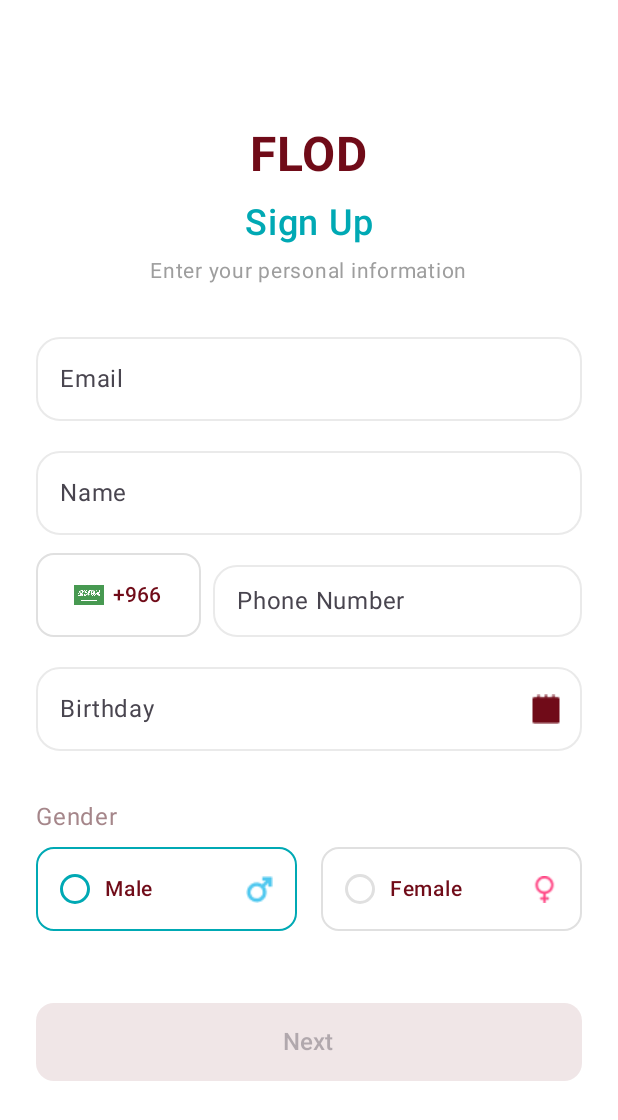
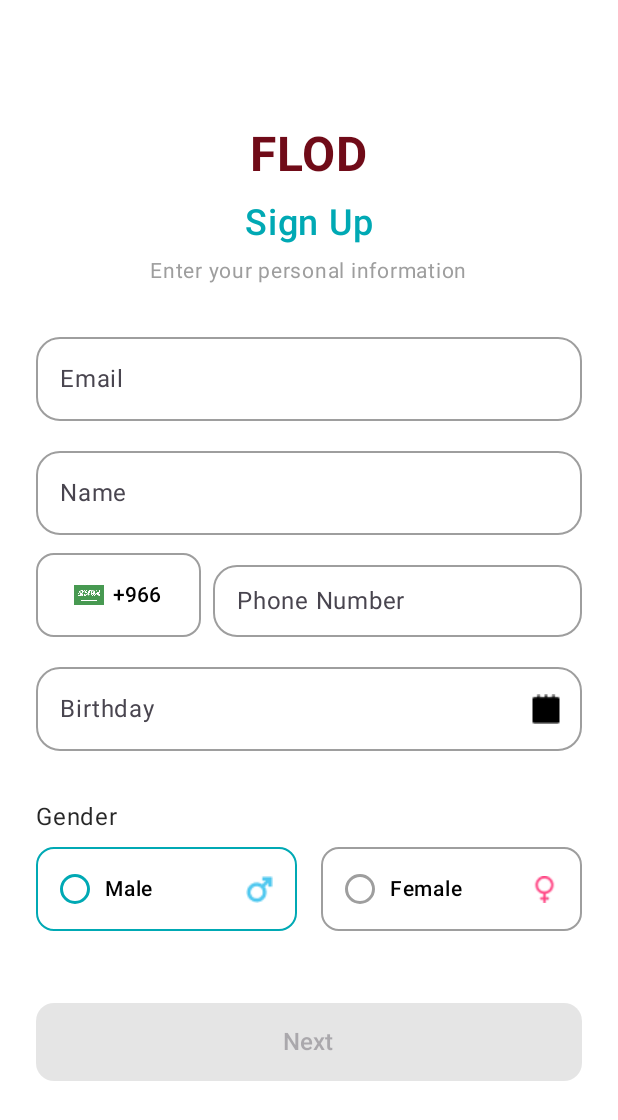
Before and after one commit to mostafa-soliman/FLOD-Restaurant-new, an Android app built with Jetpack Compose: the screen it shows after launch (MainActivity), after a tap on "Sign Up", on a phone screen of 412 x 824 dp. Shown: the top 1120 px of the screen. Run offline under Robolectric (Android 15) with nearby library versions, the phone set to English and light mode, and no system bars; our stand-ins replace Dagger/Hilt's generated code, accompanist.

Commit message:
upgrade colors scheme in all screens

```diff
--- a/app/src/main/java/com/fadali/flod_restaurant/presentation/ui/navigation/FLODNavGraph.kt
+++ b/app/src/main/java/com/fadali/flod_restaurant/presentation/ui/navigation/FLODNavGraph.kt
@@ -36,14 +36,13 @@ fun FLODNavGraph(navController: NavHostController) {
         }
 
         composable(Route.Login) {
-            OnboardScreen(navController) // زر Login يروح verify_otp, وزر SignUp يروح signup
+            OnboardScreen(navController)
         }
 
         composable(Route.SignUp) {
             SignUpScreen(
                 navController = navController,
                 onContinue = { name, fullPhone, email, bday, gender ->
-                    // ابعت رقم مقنّع/حقيقي حسب لوجيكك:
                     val masked = maskPhone(fullPhone)
                     navController.navigate("${Route.VerifyOtp}?phone=${Uri.encode(masked)}")
                 }
@@ -61,9 +60,9 @@ fun FLODNavGraph(navController: NavHostController) {
             val context = LocalContext.current
 
             VerifyOtpScreen(
-                phone = phone,                      // <-- نمرّر رقم الموبايل نفسه
+                phone = phone,
                 maskedPhone = maskPhone(phone),
-                onCodeComplete = { code ->          // <-- لما المستخدم يدخل الكود كامل
+                onCodeComplete = { code ->
                     //verifyViewModel.verify(phone, code)
                     val finalCode = if (code == "1111") "123456" else code
                     verifyViewModel.verify(phone, finalCode)
@@ -75,7 +74,6 @@ fun FLODNavGraph(navController: NavHostController) {
                     LaunchedEffect(state) {
                         val response = state.data      // VerifyResponse
                         val msg = response.message ?: "Verify Success"
-                        // توست الرسالة
                         Toast.makeText(context, msg, Toast.LENGTH_SHORT).show()
 
                         // ✅ show full json
@@ -85,7 +83,6 @@ fun FLODNavGraph(navController: NavHostController) {
                         // TODO: navigate to home screen
                         // navController.navigate(Route.Home)
                     }
-                    // مثال: انتقل للصفحة الرئيسية أو Profile بعد التأكيد
 //                    navController.navigate(Route.Login){
 //                        popUpTo(Route.Login){ inclusive = true }
 //                    }
@@ -93,7 +90,7 @@ fun FLODNavGraph(navController: NavHostController) {
                 is VerifyViewModel.VerifyState.Error -> {
                     Toast.makeText(
                         LocalContext.current,
-                        (state as VerifyViewModel.VerifyState.Error).message,
+                        state.message,
                         Toast.LENGTH_SHORT
                     ).show()
                     verifyViewModel.state = VerifyViewModel.VerifyState.Idle
@@ -102,31 +99,10 @@ fun FLODNavGraph(navController: NavHostController) {
             }
         }
 
-
-//        composable(
-//            route = "${Route.VerifyOtp}?phone={phone}",
-//            arguments = listOf(
-//                navArgument("phone") { defaultValue = "+966xxxxxxxx87" }
-//            )
-//        ) { backStackEntry ->
-//            val masked = backStackEntry.arguments?.getString("phone") ?: "+966xxxxxxxx87"
-//            VerifyOtpScreen(
-//                maskedPhone = masked,
-//                onCodeComplete = { code ->
-//                    // TODO: بعد تأكيد الكود، وجّه المستخدم (مثلاً للـ Home)
-//                    // navController.navigate("home") { popUpTo(Route.Login) { inclusive = true } }
-//                },
-//                onResend = {
-//                    // TODO: نادِ API لإعادة الإرسال
-//                }
-//            )
-//        }
     }
 }
 
-// اختياري: إخفاء أرقام الهاتف (اعمل لوجيكك كما تحب)
 private fun maskPhone(phone: String): String {
-    // مثال بسيط: أبقِ أول 4 + آخر 2
     val clean = phone.trim()
     return if (clean.length > 6) {
         val head = clean.take(4)
--- a/app/src/main/java/com/fadali/flod_restaurant/presentation/ui/screens/onboard/OnboardScreen.kt
+++ b/app/src/main/java/com/fadali/flod_restaurant/presentation/ui/screens/onboard/OnboardScreen.kt
@@ -1,6 +1,5 @@
 package com.fadali.flod_restaurant.presentation.ui.screens.onboard
 
-import android.content.Context
 import android.content.res.Configuration
 import android.widget.Toast
 import androidx.compose.foundation.Image
@@ -55,13 +54,11 @@ import androidx.hilt.navigation.compose.hiltViewModel
 import androidx.navigation.NavController
 import com.fadali.flod_restaurant.R
 import com.fadali.flod_restaurant.presentation.ui.navigation.Route
+import com.fadali.flod_restaurant.presentation.ui.theme.accentBlue
+import com.fadali.flod_restaurant.presentation.ui.theme.grayText
 import com.fadali.flod_restaurant.presentation.viewmodel.LoginViewModel
 import kotlinx.coroutines.delay
-import kotlinx.coroutines.launch
 
-val primaryRed = Color(0xFF700B18)
-val accentBlue = Color(0xFF00A9B4)
-val grayText = Color(0xFF9E9E9E)
 
 @Composable
 fun OnboardScreen(
@@ -73,6 +70,7 @@ fun OnboardScreen(
     var responseText by rememberSaveable { mutableStateOf("") }
     var isLoading by remember { mutableStateOf(false) }
     val context = LocalContext.current
+
     OnboardScreenContent(
         onLoginClick = { phone ->
             viewModel.login(phone)
@@ -131,6 +129,7 @@ fun OnboardScreenContent(
 ) {
     val fieldHeight = 56.dp
     var phone by rememberSaveable { mutableStateOf("") }
+    val cs = androidx.compose.material3.MaterialTheme.colorScheme
 
     Column(
         modifier = Modifier
@@ -152,7 +151,7 @@ fun OnboardScreenContent(
             text = "FLOD",
             fontSize = 40.sp,
             fontWeight = FontWeight.Bold,
-            color = primaryRed
+            color = cs.primary
         )
 
         Spacer(modifier = Modifier.height(24.dp))
@@ -161,7 +160,7 @@ fun OnboardScreenContent(
             text = stringResource(id = R.string.welcome_back),
             fontSize = 26.sp,
             fontWeight = FontWeight.Bold,
-            color = accentBlue
+            color = cs.accentBlue
         )
 
         Spacer(modifier = Modifier.height(8.dp))
@@ -170,7 +169,7 @@ fun OnboardScreenContent(
             text = stringResource(id = R.string.sign_in_description),
             fontSize = 14.sp,
             fontWeight = FontWeight.Medium,
-            color = grayText
+            color = cs.grayText
         )
 
         Spacer(modifier = Modifier.height(24.dp))
@@ -186,7 +185,8 @@ fun OnboardScreenContent(
                     .width(110.dp)
                     .height(fieldHeight),
                 colors = ButtonDefaults.outlinedButtonColors(
-                    containerColor = Color.White
+                    containerColor = cs.surface,
+                    contentColor = cs.onSurface
                 )
             ) {
                 Image(
@@ -195,7 +195,7 @@ fun OnboardScreenContent(
                     modifier = Modifier.size(24.dp)
                 )
                 Spacer(modifier = Modifier.width(4.dp))
-                Text("+966", color = Color.Black)
+                Text("+966", color = cs.onSurface)
             }
 
             Spacer(modifier = Modifier.width(8.dp))
@@ -205,7 +205,12 @@ fun OnboardScreenContent(
                 onValueChange = { input ->
                     phone = input.filter { it.isDigit() }.take(11)
                 },
-                placeholder = { Text(text = stringResource(id = R.string.phone_number)) },
+                placeholder = {
+                    Text(
+                        text = stringResource(id = R.string.phone_number),
+                        color = cs.grayText
+                    )
+                },
                 singleLine = true,
                 keyboardOptions = KeyboardOptions(keyboardType = KeyboardType.Phone),
                 modifier = Modifier
@@ -213,8 +218,11 @@ fun OnboardScreenContent(
                     .height(fieldHeight),
                 shape = RoundedCornerShape(8.dp),
                 colors = OutlinedTextFieldDefaults.colors(
-                    unfocusedContainerColor = Color.White,
-                    focusedContainerColor = Color.White
+                    unfocusedContainerColor = cs.surface,
+                    focusedContainerColor = cs.surface,
+                    unfocusedBorderColor = cs.outline,
+                    focusedBorderColor = cs.outline,
+                    cursorColor = cs.onSurface
                 )
             )
         }
@@ -227,19 +235,22 @@ fun OnboardScreenContent(
             modifier = Modifier
                 .fillMaxWidth()
                 .height(50.dp),
-            colors = ButtonDefaults.buttonColors(containerColor = primaryRed)
+            colors = ButtonDefaults.buttonColors(
+                containerColor = cs.primary,
+                contentColor = cs.onPrimary
+            )
         ) {
             Text(text = stringResource(id = R.string.login), color = Color.White)
         }
 
         if (isLoading) {
             Spacer(Modifier.height(16.dp))
-            CircularProgressIndicator()
+            CircularProgressIndicator(color = cs.primary)
         }
 
         if (responseMsg.isNotEmpty()) {
             Spacer(Modifier.height(12.dp))
-            Text(text = responseMsg, color = Color.Red, modifier = Modifier.fillMaxWidth())
+            Text(text = responseMsg, color = cs.error, modifier = Modifier.fillMaxWidth())
         }
 
         Spacer(modifier = Modifier.height(16.dp))
@@ -250,12 +261,14 @@ fun OnboardScreenContent(
         ) {
             Text(
                 text = stringResource(id = R.string.signup_prompt),
-                color = grayText,
+                color = cs.grayText,
                 modifier = Modifier.alignBy(FirstBaseline)
             )
-            Spacer(modifier = Modifier
-                .width(4.dp)
-                .alignBy(FirstBaseline))
+            Spacer(
+                modifier = Modifier
+                    .width(4.dp)
+                    .alignBy(FirstBaseline)
+            )
             TextButton(
                 onClick = onSignUpClick,
                 contentPadding = PaddingValues(0.dp),
@@ -263,7 +276,7 @@ fun OnboardScreenContent(
             ) {
                 Text(
                     text = stringResource(id = R.string.signup_link),
-                    color = primaryRed,
+                    color = cs.primary,
                     textDecoration = TextDecoration.None,
                     modifier = Modifier.alignBy(FirstBaseline)
                 )
--- a/app/src/main/java/com/fadali/flod_restaurant/presentation/ui/screens/signup/SignUpScreen.kt
+++ b/app/src/main/java/com/fadali/flod_restaurant/presentation/ui/screens/signup/SignUpScreen.kt
@@ -54,6 +54,8 @@ import androidx.hilt.navigation.compose.hiltViewModel
 import androidx.navigation.NavController
 import com.fadali.flod_restaurant.R
 import com.fadali.flod_restaurant.presentation.ui.navigation.Route
+import com.fadali.flod_restaurant.presentation.ui.theme.accentBlue
+import com.fadali.flod_restaurant.presentation.ui.theme.grayText
 import com.fadali.flod_restaurant.presentation.viewmodel.SignupViewModel
 import com.fadali.flod_restaurant.util.UiDimensions
 import java.util.Calendar
@@ -64,9 +66,6 @@ fun SignUpScreen(
     viewModel: SignupViewModel = hiltViewModel(),
     onContinue: (name: String, phone: String, email: String, birthday: String, gender: Gender) -> Unit = { _, _, _, _, _ -> }
 ) {
-    val primaryRed = Color(0xFF700B18)
-    val accentBlue = Color(0xFF00A9B4)
-    val grayText = Color(0xFF9E9E9E)
 
     val state = viewModel.state
     val context = LocalContext.current
@@ -85,16 +84,16 @@ fun SignUpScreen(
     Column(
         modifier = Modifier
             .fillMaxSize()
-            .background(Color.White)
+            .background(cs.background)
             .padding(horizontal = 24.dp, vertical = 84.dp),
         horizontalAlignment = Alignment.CenterHorizontally
     ) {
 
-        Text("FLOD", color = primaryRed, fontSize = 32.sp, fontWeight = FontWeight.Bold)
+        Text("FLOD", color = cs.primary, fontSize = 32.sp, fontWeight = FontWeight.Bold)
         Spacer(Modifier.height(12.dp))
-        Text("Sign Up", color = accentBlue, fontSize = 24.sp, fontWeight = FontWeight.SemiBold)
+        Text("Sign Up", color = cs.accentBlue, fontSize = 24.sp, fontWeight = FontWeight.SemiBold)
         Spacer(Modifier.height(6.dp))
-        Text("Enter your personal information", color = grayText, fontSize = 14.sp)
+        Text("Enter your personal information", color = cs.grayText, fontSize = 14.sp)
 
         Spacer(Modifier.height(24.dp))
 
@@ -105,10 +104,10 @@ fun SignUpScreen(
             shape = fieldShape,
             modifier = Modifier.fillMaxWidth(),
             colors = OutlinedTextFieldDefaults.colors(
-                focusedContainerColor = Color.White,
-                unfocusedContainerColor = Color.White,
-                focusedBorderColor = Color(0xFFE0E0E0),
-                unfocusedBorderColor = Color(0xFFEAEAEA),
+                focusedContainerColor = cs.surface,
+                unfocusedContainerColor = cs.surface,
+                focusedBorderColor = cs.outline,
+                unfocusedBorderColor = cs.outline,
                 cursorColor = cs.primary
             )
         )
@@ -122,10 +121,10 @@ fun SignUpScreen(
             shape = fieldShape,
             modifier = Modifier.fillMaxWidth(),
             colors = OutlinedTextFieldDefaults.colors(
-                focusedContainerColor = Color.White,
-                unfocusedContainerColor = Color.White,
-                focusedBorderColor = Color(0xFFE0E0E0),
-                unfocusedBorderColor = Color(0xFFEAEAEA),
+                focusedContainerColor = cs.surface,
+                unfocusedContainerColor = cs.surface,
+                focusedBorderColor = cs.outline,
+                unfocusedBorderColor = cs.outline,
                 cursorColor = cs.primary
             )
         )
@@ -143,8 +142,11 @@ fun SignUpScreen(
                 modifier = Modifier
                     .width(110.dp)
                     .height(fieldHeight),
-                border = BorderStroke(1.dp, Color(0xFFE0E0E0)),
-                colors = ButtonDefaults.outlinedButtonColors(containerColor = Color.White),
+                border = BorderStroke(1.dp, cs.outline),
+                colors = ButtonDefaults.outlinedButtonColors(
+                    containerColor = cs.surface,
+                    contentColor = cs.onSurface
+                ),
                 contentPadding = PaddingValues(horizontal = 12.dp)
             ) {
                 Image(
@@ -170,10 +172,10 @@ fun SignUpScreen(
                     .weight(1f)
                     .height(fieldHeight),
                 colors = OutlinedTextFieldDefaults.colors(
-                    focusedContainerColor = Color.White,
-                    unfocusedContainerColor = Color.White,
-                    focusedBorderColor = Color(0xFFE0E0E0),
-                    unfocusedBorderColor = Color(0xFFEAEAEA),
+                    focusedContainerColor = cs.surface,
+                    unfocusedContainerColor = cs.surface,
+                    focusedBorderColor = cs.outline,
+                    unfocusedBorderColor = cs.outline,
                     cursorColor = cs.primary
                 )
             )
@@ -212,10 +214,10 @@ fun SignUpScreen(
             shape = fieldShape,
             modifier = Modifier.fillMaxWidth(),
             colors = OutlinedTextFieldDefaults.colors(
-                focusedContainerColor = Color.White,
-                unfocusedContainerColor = Color.White,
-                focusedBorderColor = Color(0xFFE0E0E0),
-                unfocusedBorderColor = Color(0xFFEAEAEA),
+                focusedContainerColor = cs.surface,
+                unfocusedContainerColor = cs.surface,
+                focusedBorderColor = cs.outline,
+                unfocusedBorderColor = cs.outline,
                 cursorColor = cs.primary
             )
         )
@@ -233,28 +235,6 @@ fun SignUpScreen(
 
         Spacer(Modifier.height(8.dp))
 
-//        Row(
-//            modifier = Modifier.fillMaxWidth(),
-//            horizontalArrangement = Arrangement.spacedBy(12.dp)
-//        ) {
-//            GenderPill(
-//                imageRes = R.drawable.male,
-//                label = "Male",
-//                selected = gender == Gender.Male,
-//                onClick = { gender = Gender.Male },
-//                modifier = Modifier.weight(1f)
-//            )
-//            GenderPill(
-//                imageRes = R.drawable.female,
-//                label = "Female",
-//                selected = gender == Gender.Female,
-//                onClick = { gender = Gender.Female },
-//                modifier = Modifier.weight(1f)
-//            )
-//
-//
-//        }
-
         Row(
             modifier = Modifier.fillMaxWidth(),
             horizontalArrangement = Arrangement.spacedBy(16.dp)
@@ -264,7 +244,7 @@ fun SignUpScreen(
                 iconRes = R.drawable.male,
                 selected = gender == Gender.Male,
                 onClick = { gender = Gender.Male },
-                accentBlue = accentBlue,
+                accentBlue = cs.accentBlue,
                 modifier = Modifier.weight(1f)
             )
             GenderChoice(
@@ -272,7 +252,7 @@ fun SignUpScreen(
                 iconRes = R.drawable.female,
                 selected = gender == Gender.Female,
                 onClick = { gender = Gender.Female },
-                accentBlue = accentBlue,
+                accentBlue = cs.accentBlue,
                 modifier = Modifier.weight(1f)
             )
         }
@@ -294,15 +274,17 @@ fun SignUpScreen(
                     && email.isNotBlank()
                     && name.isNotBlank()
                     && phone.length >= 8
-                    && birthday.isNotBlank()
-            ,
-            colors = ButtonDefaults.buttonColors(containerColor = primaryRed)
+                    && birthday.isNotBlank(),
+            colors = ButtonDefaults.buttonColors(
+                containerColor = cs.primary,
+                contentColor = cs.onPrimary
+            )
         ) {
-            Box(contentAlignment = Alignment.Center){
+            Box(contentAlignment = Alignment.Center) {
                 Text("Next", fontSize = 16.sp, fontWeight = FontWeight.SemiBold)
                 if (state is SignupViewModel.SignUpState.Loading) {
                     CircularProgressIndicator(
-                        color = Color.White,
+                        color = cs.onPrimary,
                         strokeWidth = 2.dp,
                         modifier = Modifier.size(24.dp)
                     )
@@ -353,13 +335,14 @@ private fun GenderChoice(
     accentBlue: Color,
     modifier: Modifier = Modifier
 ) {
-    val borderColor = if (selected) accentBlue else Color(0xFFE0E0E0)
+    val cs = MaterialTheme.colorScheme
+    val borderColor = if (selected) cs.accentBlue else cs.outline
     val pillShape = RoundedCornerShape(12.dp)
 
     Surface(
         onClick = onClick,
         shape = pillShape,
-        color = Color.White,
+        color = cs.surface,
         border = BorderStroke(1.dp, borderColor),
         tonalElevation = 0.dp,
         shadowElevation = 0.dp,
@@ -392,45 +375,6 @@ private fun GenderChoice(
 
 
 enum class Gender { Male, Female }
-
-@Composable
-private fun GenderPill(
-    imageRes: Int,
-    label: String,
-    selected: Boolean,
-    onClick: () -> Unit,
-    modifier: Modifier = Modifier
-) {
-    val cs = MaterialTheme.colorScheme
-    Surface(
-        onClick = onClick,
-        shape = RoundedCornerShape(20.dp),
-        color = if (selected) cs.primary else cs.surface,
-        contentColor = if (selected) cs.onPrimary else cs.onSurface,
-        shadowElevation = 0.dp,
-        tonalElevation = 0.dp,
-        modifier = modifier
-            .height(56.dp)
-    ) {
-        Row(
-            modifier = Modifier
-                .fillMaxSize()
-                .padding(horizontal = 16.dp),
-            verticalAlignment = Alignment.CenterVertically,
-            horizontalArrangement = Arrangement.Center
-        ) {
-            Image(
-                painter = painterResource(id = imageRes),
-                contentDescription = label,
-                modifier = Modifier.size(22.dp),
-                contentScale = ContentScale.Fit
-            )
-            Spacer(Modifier.width(8.dp))
-            Text(label, fontWeight = FontWeight.SemiBold, fontSize = 14.sp)
-        }
-    }
-}
-
 
 /* ========================= PREVIEWS ========================= */
 
--- a/app/src/main/java/com/fadali/flod_restaurant/presentation/ui/screens/splash/SplashScreen.kt
+++ b/app/src/main/java/com/fadali/flod_restaurant/presentation/ui/screens/splash/SplashScreen.kt
@@ -3,6 +3,7 @@ package com.fadali.flod_restaurant.presentation.ui.screens.splash
 import androidx.compose.foundation.Image
 import androidx.compose.foundation.background
 import androidx.compose.foundation.layout.*
+import androidx.compose.material3.MaterialTheme
 import androidx.compose.runtime.Composable
 import androidx.compose.runtime.LaunchedEffect
 import androidx.compose.ui.Alignment
@@ -17,6 +18,8 @@ import kotlinx.coroutines.delay
 
 @Composable
 fun SplashScreen(navController: NavController) {
+    val cs = MaterialTheme.colorScheme
+
     LaunchedEffect(Unit) {
         delay(2000)
         navController.navigate("login") {
@@ -27,7 +30,7 @@ fun SplashScreen(navController: NavController) {
     Box(
         modifier = Modifier
             .fillMaxSize()
-            .background(Color.White)
+            .background(cs.background)
     ) {
         SplashBackground()
         SplashLogo(modifier = Modifier.align(Alignment.Center))
--- a/app/src/main/java/com/fadali/flod_restaurant/presentation/ui/theme/Color.kt
+++ b/app/src/main/java/com/fadali/flod_restaurant/presentation/ui/theme/Color.kt
@@ -3,20 +3,11 @@ package com.fadali.flod_restaurant.presentation.ui.theme
 import androidx.compose.ui.graphics.Color
 
 // Custom color palette from design
-val Primary1 = Color(0xFF700B18)
-val Primary2 = Color(0xFF981934)
-val Placeholder = Color(0xFFF5E8E8)
-val BG1 = Color(0xFF957176)
-val BG2 = Color(0xFFFCFAFA)
-val Secondary1 = Color(0xFF2E9DB2)
-val Secondary2 = Color(0xFFACBFC2)
+val AppBackground = Color(0xFFFFFFFF)
+val AppText       = Color(0xFF000000)
 
-val Purple80 = Color(0xFFD0BCFF)
-val PurpleGrey80 = Color(0xFFCCC2DC)
-val Pink80 = Color(0xFFEFB8C8)
-
-val Purple40 = Color(0xFF6650a4)
-val PurpleGrey40 = Color(0xFF625b71)
-val Pink40 = Color(0xFF7D5260)
-val CustomBackgroundColor = Placeholder
-val CustomTextColor = Color(0xFF4D4D4D)
+val PrimaryRed    = Color(0xFF700B18)
+val AccentBlue    = Color(0xFF00A9B4)
+val GrayText      = Color(0xFF9E9E9E)
+val ErrorRed      = Color(0xFFFF0000)
+val OnErrorText   = Color(0xFFFFFFFF)
--- /dev/null
+++ b/app/src/main/java/com/fadali/flod_restaurant/presentation/ui/theme/ColorExtensions.kt
@@ -0,0 +1,17 @@
+package com.fadali.flod_restaurant.presentation.ui.theme
+
+import androidx.compose.material3.ColorScheme
+import androidx.compose.ui.graphics.Color
+
+// Brand / accent colors
+val ColorScheme.primaryRed: Color get() = PrimaryRed
+val ColorScheme.accentBlue: Color get() = AccentBlue
+val ColorScheme.grayText: Color get() = GrayText
+
+// Base colors
+val ColorScheme.appBackground: Color get() = AppBackground
+val ColorScheme.appText: Color get() = AppText
+
+// State colors
+val ColorScheme.errorRed: Color get() = ErrorRed
+val ColorScheme.onErrorText: Color get() = OnErrorText
--- a/app/src/main/java/com/fadali/flod_restaurant/presentation/ui/theme/Theme.kt
+++ b/app/src/main/java/com/fadali/flod_restaurant/presentation/ui/theme/Theme.kt
@@ -12,27 +12,18 @@ import androidx.compose.ui.graphics.Color
 //)
 
 private val LightColorScheme = lightColorScheme(
-    primary = Primary1,
-    secondary = Secondary1,
-    tertiary = Primary2,
-    background = BG2,
-    surface = Placeholder,
-    onPrimary = Color.White,
-    onSecondary = Color.White,
-    onTertiary = Color.White,
-    onBackground = BG1,
-    onSurface = Primary1
+    primary      = PrimaryRed,
+    onPrimary    = AppBackground,
+    secondary    = AccentBlue,
+    onSecondary  = AppBackground,
+    background   = AppBackground,
+    onBackground = AppText,
+    surface      = AppBackground,
+    onSurface    = AppText,
+    outline      = GrayText,
+    error        = ErrorRed,
+    onError      = OnErrorText
 
-
-    /* Other default colors to override
-    background = Color(0xFFFFFBFE),
-    surface = Color(0xFFFFFBFE),
-    onPrimary = Color.White,
-    onSecondary = Color.White,
-    onTertiary = Color.White,
-    onBackground = Color(0xFF1C1B1F),
-    onSurface = Color(0xFF1C1B1F),
-    */
 )
 
 @Composable
--- a/app/src/main/java/com/fadali/flod_restaurant/presentation/viewmodel/LoginViewModel.kt
+++ b/app/src/main/java/com/fadali/flod_restaurant/presentation/viewmodel/LoginViewModel.kt
@@ -1,16 +1,15 @@
 package com.fadali.flod_restaurant.presentation.viewmodel
 
+import androidx.compose.runtime.getValue
 import androidx.compose.runtime.mutableStateOf
 import androidx.compose.runtime.setValue
 import androidx.lifecycle.ViewModel
 import androidx.lifecycle.viewModelScope
-import com.fadali.flod_restaurant.data.model.auth.UserData
+import com.fadali.flod_restaurant.data.model.auth.LoginResponse
 import com.fadali.flod_restaurant.domain.usecase.LoginUseCase
 import dagger.hilt.android.lifecycle.HiltViewModel
 import kotlinx.coroutines.launch
 import javax.inject.Inject
-import androidx.compose.runtime.getValue
-import com.fadali.flod_restaurant.data.model.auth.LoginResponse
 
 @HiltViewModel
 class LoginViewModel @Inject constructor(
```
Also changed, not shown: app/src/main/java/com/fadali/flod_restaurant/presentation/ui/screens/VerifyOtp/VerifyOtpScreen.kt (+23 -28 lines), app/src/main/java/com/fadali/flod_restaurant/presentation/ui/screens/fitStart/FitStart.kt (+16 -17 lines).
